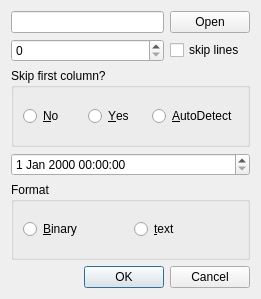
Before: the Qt Designer form src/customopendialog.ui in vtyulb/BSA-Analytics, drawn with Qt 5.
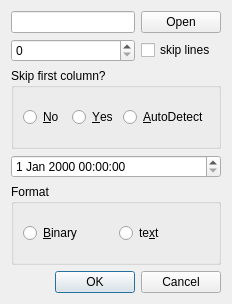
After: the same form once the commit is applied.

Patch:
```diff
--- a/src/customopendialog.ui
+++ b/src/customopendialog.ui
@@ -6,8 +6,8 @@
    <rect>
     <x>0</x>
     <y>0</y>
-    <width>261</width>
-    <height>299</height>
+    <width>232</width>
+    <height>304</height>
    </rect>
   </property>
   <property name="windowTitle">
@@ -91,7 +91,7 @@
       <item>
        <widget class="QRadioButton" name="text">
         <property name="text">
-         <string>&amp;text</string>
+         <string>te&amp;xt</string>
         </property>
        </widget>
       </item>
```
